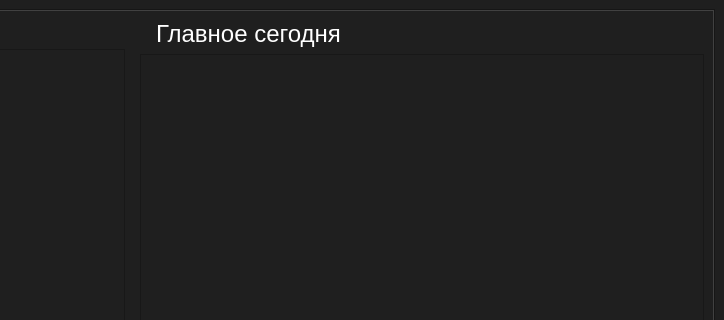
This is src/mainwindow.ui in dimkashelk/SimpleKinopoiskQt as Qt 5 draws it before an edit; both pictures show x 476 to 1200 and y 0 to 320 of the 1200 by 600 pixel window. The edited form follows.
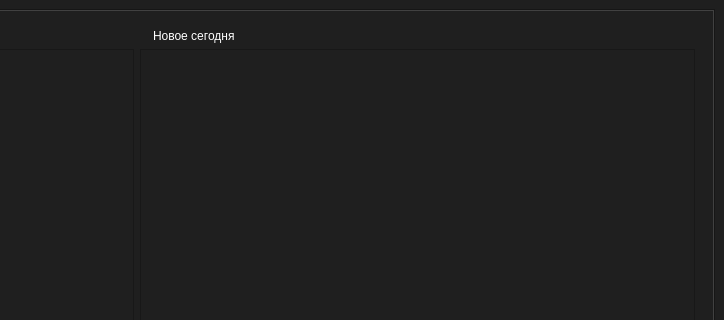
This is the edited form.

```diff
--- a/src/mainwindow.ui
+++ b/src/mainwindow.ui
@@ -73,7 +73,7 @@
                   <rect>
                    <x>0</x>
                    <y>0</y>
-                   <width>543</width>
+                   <width>552</width>
                    <height>498</height>
                   </rect>
                  </property>
@@ -87,51 +87,43 @@
               </item>
              </layout>
             </item>
-           </layout>
-          </widget>
-          <widget class="QWidget" name="page_2"/>
-         </widget>
-        </item>
         <item>
-         <layout class="QVBoxLayout" name="new_today_layout_2">
+             <layout class="QVBoxLayout" name="new_layout">
           <item>
-           <widget class="QLabel" name="new_label_2">
-            <property name="font">
-             <font>
-              <family>Segoe UI</family>
-              <pointsize>18</pointsize>
-              <weight>50</weight>
-              <italic>false</italic>
-              <bold>false</bold>
-             </font>
-            </property>
-            <property name="styleSheet">
-             <string notr="true">color: rgb(255, 255, 255);
-padding-left: 10px;</string>
-            </property>
+               <widget class="QLabel" name="new_today_label">
             <property name="text">
-             <string>Главное сегодня</string>
+                 <string>Новое сегодня</string>
             </property>
            </widget>
           </item>
           <item>
-           <widget class="QScrollArea" name="new_scroll">
+               <widget class="QScrollArea" name="scroll_area_new">
             <property name="widgetResizable">
              <bool>true</bool>
             </property>
-            <widget class="QWidget" name="scroll_new_widget">
+                <widget class="QWidget" name="scroll_area_widget_2">
              <property name="geometry">
               <rect>
                <x>0</x>
                <y>0</y>
-               <width>560</width>
-               <height>516</height>
-              </rect>
-             </property>
+                   <width>551</width>
+                   <height>498</height>
+                  </rect>
+                 </property>
+                 <layout class="QVBoxLayout" name="verticalLayout_5">
+                  <item>
+                   <layout class="QVBoxLayout" name="new_scroll_2"/>
+                  </item>
+                 </layout>
             </widget>
            </widget>
           </item>
          </layout>
+            </item>
+           </layout>
+          </widget>
+          <widget class="QWidget" name="page_2"/>
+         </widget>
         </item>
        </layout>
       </widget>
```
Lines whose indentation alone changed are shown as unchanged.
